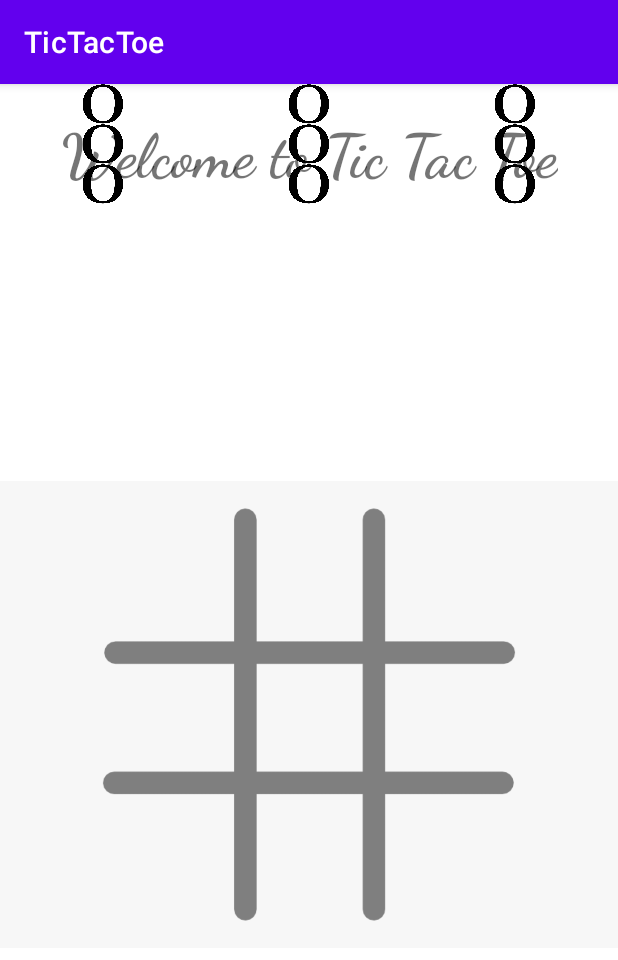
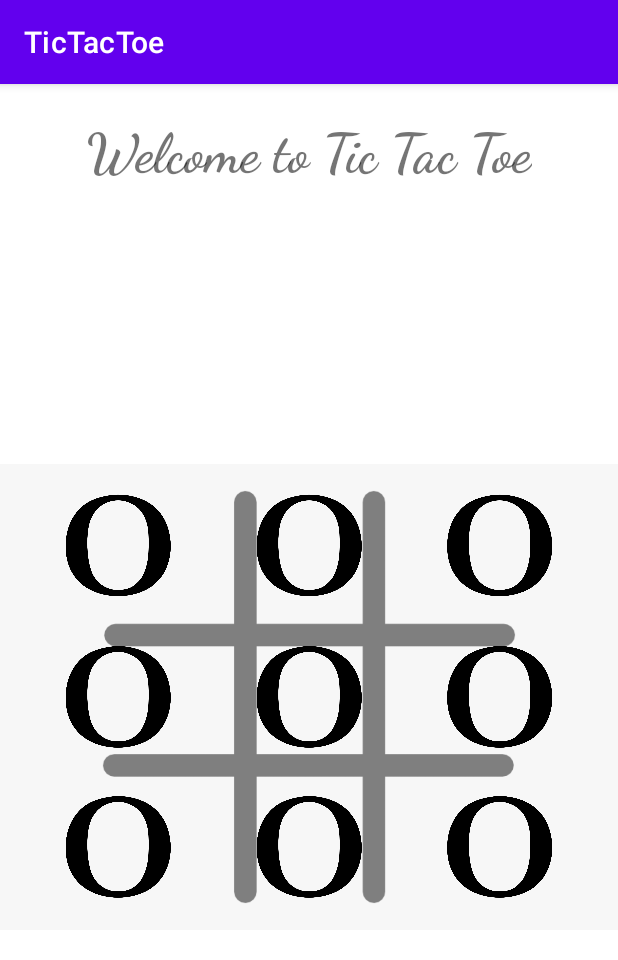
Before and after one commit to haiderali015/TicTacToe-Game, an Android app: the screen it shows after launch (MainActivity), on a phone screen of 412 x 824 dp. Shown: the top 960 px of the screen. Run offline under Robolectric (Android 15) with nearby library versions, the phone set to English and light mode, and no system bars.

Commit message:
some changs made

```diff
--- a/app/src/main/res/layout/activity_main.xml
+++ b/app/src/main/res/layout/activity_main.xml
@@ -11,10 +11,10 @@
         android:layout_width="wrap_content"
         android:layout_height="wrap_content"
         android:layout_marginTop="23dp"
-        android:fontFamily="cursive"
         android:text="@string/heading"
-        android:textSize="40sp"
+        android:textSize="36sp"
         android:textStyle="bold"
+        app:fontFamily="cursive"
         app:layout_constraintLeft_toLeftOf="parent"
         app:layout_constraintRight_toRightOf="parent"
         app:layout_constraintTop_toTopOf="parent" />
@@ -22,106 +22,134 @@
     <ImageView
         android:id="@+id/imageView"
         android:layout_width="0dp"
-        android:layout_height="0dp"
+        android:layout_height="wrap_content"
         android:contentDescription="@string/grid"
-        app:layout_constraintBottom_toBottomOf="parent"
         app:layout_constraintEnd_toEndOf="parent"
-        app:layout_constraintHorizontal_bias="0.0"
         app:layout_constraintStart_toStartOf="parent"
         app:layout_constraintTop_toBottomOf="@+id/textView"
-        app:layout_constraintVertical_bias="1.0"
         app:srcCompat="@drawable/grid" />
 
     <LinearLayout
-        android:layout_width="wrap_content"
-        android:layout_height="80dp"
+        android:id="@+id/linearLayout"
+        android:layout_width="0dp"
+        android:layout_height="420dp"
         android:orientation="vertical"
-        tools:layout_editor_absoluteX="1dp"
-        tools:layout_editor_absoluteY="394dp">
+        app:layout_constraintBottom_toBottomOf="@+id/imageView"
+        app:layout_constraintEnd_toEndOf="@+id/imageView"
+        app:layout_constraintStart_toStartOf="@+id/imageView"
+        app:layout_constraintTop_toTopOf="@+id/imageView">
 
         <LinearLayout
-            android:layout_width="wrap_content"
-            android:layout_height="wrap_content"
+            android:layout_width="match_parent"
+            android:layout_height="match_parent"
             android:layout_weight="1"
-            android:orientation="horizontal">
+            android:orientation="horizontal"
+            android:padding="15sp"
+            android:translationY="39sp">
 
             <ImageView
-                android:id="@+id/imageView11"
-                android:layout_width="wrap_content"
-                android:layout_height="wrap_content"
+                android:id="@+id/imageView0"
+                android:layout_width="match_parent"
+                android:layout_height="match_parent"
                 android:layout_weight="1"
+                android:padding="20sp"
                 app:srcCompat="@drawable/o" />
 
             <ImageView
-                android:id="@+id/imageView10"
-                android:layout_width="wrap_content"
-                android:layout_height="wrap_content"
+                android:id="@+id/imageView1"
+                android:layout_width="match_parent"
+                android:layout_height="match_parent"
                 android:layout_weight="1"
+                android:padding="20sp"
                 app:srcCompat="@drawable/o" />
 
             <ImageView
-                android:id="@+id/imageView9"
-                android:layout_width="wrap_content"
-                android:layout_height="wrap_content"
+                android:id="@+id/imageView2"
+                android:layout_width="match_parent"
+                android:layout_height="match_parent"
                 android:layout_weight="1"
+                android:padding="20sp"
                 app:srcCompat="@drawable/o" />
         </LinearLayout>
 
         <LinearLayout
-            android:layout_width="wrap_content"
-            android:layout_height="wrap_content"
+            android:layout_width="match_parent"
+            android:layout_height="match_parent"
             android:layout_weight="1"
-            android:orientation="horizontal">
+            android:orientation="horizontal"
+            android:padding="15sp">
 
             <ImageView
-                android:id="@+id/imageView8"
-                android:layout_width="wrap_content"
-                android:layout_height="wrap_content"
+                android:id="@+id/imageView3"
+                android:layout_width="match_parent"
+                android:layout_height="match_parent"
                 android:layout_weight="1"
+                android:padding="20sp"
+                app:srcCompat="@drawable/o" />
+
+            <ImageView
+                android:id="@+id/imageView4"
+                android:layout_width="match_parent"
+                android:layout_height="match_parent"
+                android:layout_weight="1"
+                android:padding="20sp"
+                app:srcCompat="@drawable/o" />
+
+            <ImageView
+                android:id="@+id/imageView5"
+                android:layout_width="match_parent"
+                android:layout_height="match_parent"
+                android:layout_weight="1"
+                android:padding="20sp"
+                app:srcCompat="@drawable/o" />
+        </LinearLayout>
+
+        <LinearLayout
+            android:layout_width="match_parent"
+            android:layout_height="match_parent"
+            android:layout_weight="1"
+            android:orientation="horizontal"
+            android:padding="15sp"
+            android:translationY="-40sp"
+            app:srcCompat="@drawable/o">
+
+            <ImageView
+                android:id="@+id/imageView6"
+                android:layout_width="match_parent"
+                android:layout_height="match_parent"
+                android:layout_weight="1"
+                android:padding="20sp"
                 app:srcCompat="@drawable/o" />
 
             <ImageView
                 android:id="@+id/imageView7"
-                android:layout_width="wrap_content"
-                android:layout_height="wrap_content"
+                android:layout_width="match_parent"
+                android:layout_height="match_parent"
                 android:layout_weight="1"
+                android:padding="20sp"
                 app:srcCompat="@drawable/o" />
 
             <ImageView
-                android:id="@+id/imageView6"
-                android:layout_width="wrap_content"
-                android:layout_height="wrap_content"
+                android:id="@+id/imageView8"
+                android:layout_width="match_parent"
+                android:layout_height="match_parent"
                 android:layout_weight="1"
+                android:padding="20sp"
                 app:srcCompat="@drawable/o" />
         </LinearLayout>
 
-        <LinearLayout
-            android:layout_width="wrap_content"
-            android:layout_height="wrap_content"
-            android:layout_weight="1"
-            android:orientation="horizontal">
-
-            <ImageView
-                android:id="@+id/imageView5"
-                android:layout_width="wrap_content"
-                android:layout_height="wrap_content"
-                android:layout_weight="1"
-                app:srcCompat="@drawable/o" />
-
-            <ImageView
-                android:id="@+id/imageView4"
-                android:layout_width="wrap_content"
-                android:layout_height="wrap_content"
-                android:layout_weight="1"
-                app:srcCompat="@drawable/o" />
-
-            <ImageView
-                android:id="@+id/imageView3"
-                android:layout_width="wrap_content"
-                android:layout_height="wrap_content"
-                android:layout_weight="1"
-                app:srcCompat="@drawable/o" />
-        </LinearLayout>
     </LinearLayout>
 
+    <TextView
+        android:id="@+id/status"
+        android:layout_width="wrap_content"
+        android:layout_height="wrap_content"
+        android:layout_marginBottom="15sp"
+        android:textSize="18sp"
+        android:textStyle="italic"
+        app:layout_constraintBottom_toBottomOf="parent"
+        app:layout_constraintEnd_toEndOf="parent"
+        app:layout_constraintStart_toStartOf="parent"
+        app:layout_constraintTop_toBottomOf="@+id/linearLayout" />
+
 </androidx.constraintlayout.widget.ConstraintLayout>
```
